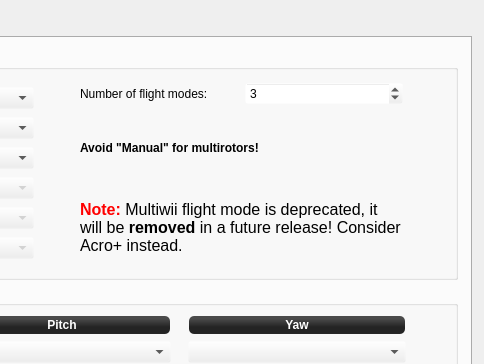
This is ground/gcs/src/plugins/config/input.ui in d-ronin/dRonin as Qt 5 draws it before an edit; both pictures show x 396 to 880 and y 0 to 364 of the 880 by 672 pixel window. The edited form follows.
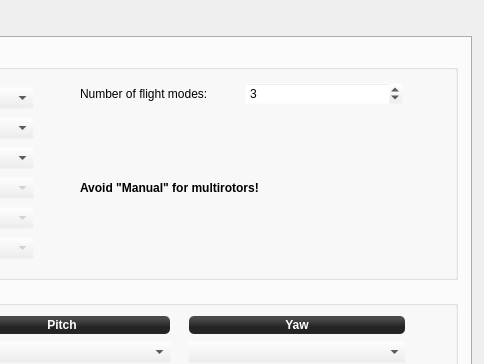
This is the edited form. The open tabs and pages were chosen to show the change. Icons and pictures are not drawn.

Commit message:
Finish the removal of MWRate flight mode.
UAVOs were skipped in the initial pass, as was a warning on the flight
mode selection screen.

Diff of the .ui file:
```diff
--- a/ground/gcs/src/plugins/config/input.ui
+++ b/ground/gcs/src/plugins/config/input.ui
@@ -578,8 +578,8 @@
            <rect>
             <x>0</x>
             <y>0</y>
-            <width>852</width>
-            <height>584</height>
+            <width>850</width>
+            <height>572</height>
            </rect>
           </property>
           <layout class="QGridLayout" name="gridLayout_7" rowstretch="1,0,0">
@@ -1228,16 +1228,6 @@
                   </property>
                  </widget>
                 </item>
-                <item row="2" column="0">
-                 <widget class="QLabel" name="lblMultiwii">
-                  <property name="text">
-                   <string>&lt;html&gt;&lt;head/&gt;&lt;body&gt;&lt;p&gt;&lt;span style=&quot; font-size:12pt; font-weight:600; color:#ff0000;&quot;&gt;Note:&lt;/span&gt;&lt;span style=&quot; font-size:12pt;&quot;&gt; Multiwii flight mode is deprecated, it will be &lt;/span&gt;&lt;span style=&quot; font-size:12pt; font-weight:600;&quot;&gt;removed&lt;/span&gt;&lt;span style=&quot; font-size:12pt;&quot;&gt; in a future release! Consider Acro+ instead.&lt;/span&gt;&lt;/p&gt;&lt;/body&gt;&lt;/html&gt;</string>
-                  </property>
-                  <property name="wordWrap">
-                   <bool>true</bool>
-                  </property>
-                 </widget>
-                </item>
                </layout>
               </item>
               <item row="2" column="1">
```
Left out of the diff: 8 changed lines with no effect on the pictures. The commit also changes 3 other files.
